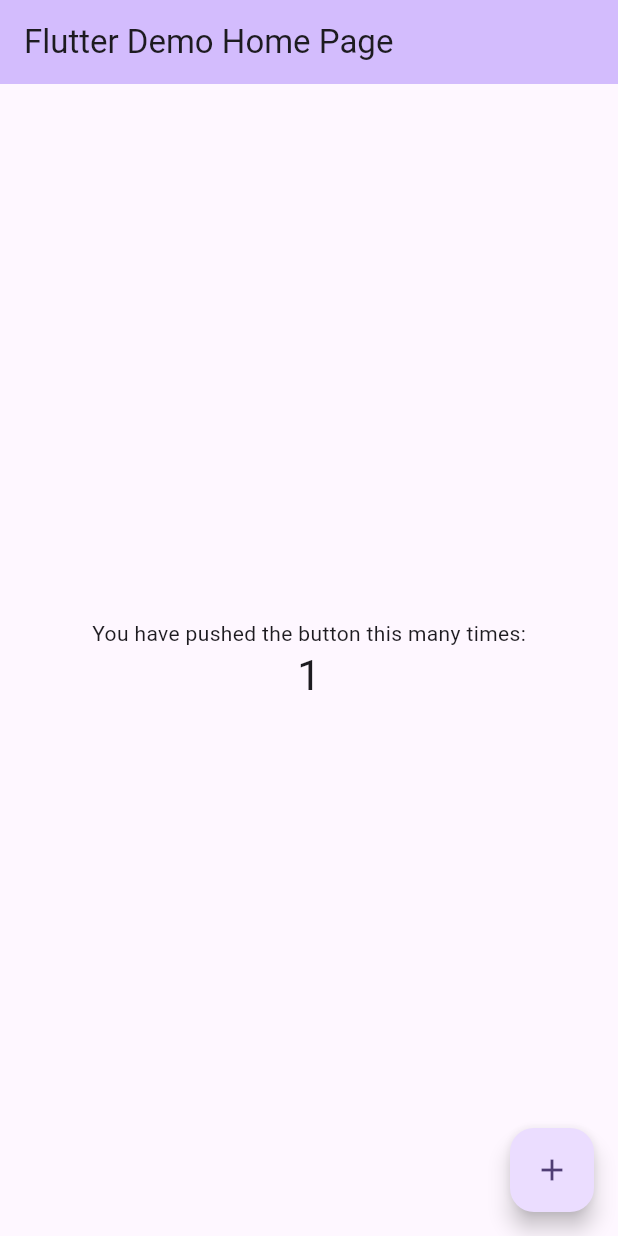
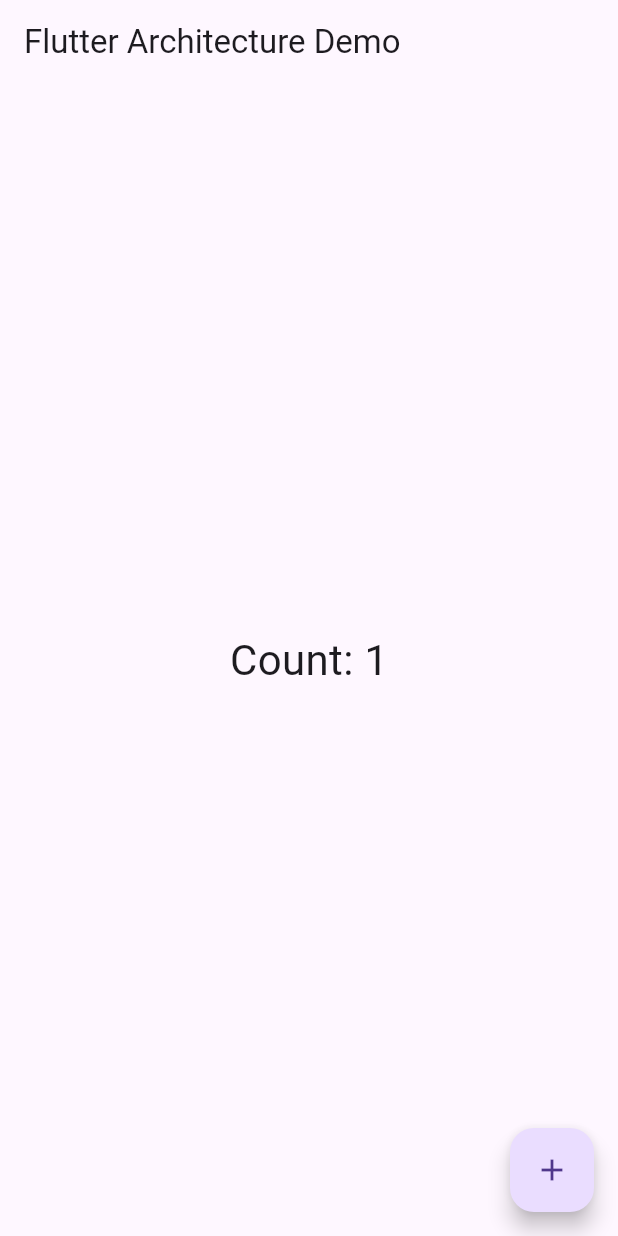
Before and after one commit to kalviumcommunity/s82-loyaltylite-flutter-firebase, a Flutter app: the screen it shows after launch, after a tap on the "add" icon, on a phone screen of 412 x 824 dp. Run offline on Flutter 3.47's test engine with Material 3 defaults, Android fonts, the phone set to English and light mode, and no system bars.

```diff
--- a/lib/main.dart
+++ b/lib/main.dart
@@ -4,117 +4,48 @@
   runApp(const MyApp());
 }
 
+// Stateless Widget (App Structure)
 class MyApp extends StatelessWidget {
   const MyApp({super.key});
 
-  // This widget is the root of your application.
   @override
   Widget build(BuildContext context) {
-    return MaterialApp(
-      title: 'Flutter Demo',
-      theme: ThemeData(
-        // This is the theme of your application.
-        //
-        // TRY THIS: Try running your application with "flutter run". You'll see
-        // the application has a purple toolbar. Then, without quitting the app,
-        // try changing the seedColor in the colorScheme below to Colors.green
-        // and then invoke "hot reload" (save your changes or press the "hot
-        // reload" button in a Flutter-supported IDE, or press "r" if you used
-        // the command line to start the app).
-        //
-        // Notice that the counter didn't reset back to zero; the application
-        // state is not lost during the reload. To reset the state, use hot
-        // restart instead.
-        //
-        // This works for code too, not just values: Most code changes can be
-        // tested with just a hot reload.
-        colorScheme: .fromSeed(seedColor: Colors.deepPurple),
-      ),
-      home: const MyHomePage(title: 'Flutter Demo Home Page'),
+    return const MaterialApp(
+      debugShowCheckedModeBanner: false,
+      home: CounterScreen(),
     );
   }
 }
 
-class MyHomePage extends StatefulWidget {
-  const MyHomePage({super.key, required this.title});
-
-  // This widget is the home page of your application. It is stateful, meaning
-  // that it has a State object (defined below) that contains fields that affect
-  // how it looks.
-
-  // This class is the configuration for the state. It holds the values (in this
-  // case the title) provided by the parent (in this case the App widget) and
-  // used by the build method of the State. Fields in a Widget subclass are
-  // always marked "final".
-
-  final String title;
+// Stateful Widget (Dynamic UI)
+class CounterScreen extends StatefulWidget {
+  const CounterScreen({super.key});
 
   @override
-  State<MyHomePage> createState() => _MyHomePageState();
+  State<CounterScreen> createState() => _CounterScreenState();
 }
 
-class _MyHomePageState extends State<MyHomePage> {
-  int _counter = 0;
+class _CounterScreenState extends State<CounterScreen> {
+  int count = 0;
 
-  void _incrementCounter() {
+  void increment() {
     setState(() {
-      // This call to setState tells the Flutter framework that something has
-      // changed in this State, which causes it to rerun the build method below
-      // so that the display can reflect the updated values. If we changed
-      // _counter without calling setState(), then the build method would not be
-      // called again, and so nothing would appear to happen.
-      _counter++;
+      count++;
     });
   }
 
   @override
   Widget build(BuildContext context) {
-    // This method is rerun every time setState is called, for instance as done
-    // by the _incrementCounter method above.
-    //
-    // The Flutter framework has been optimized to make rerunning build methods
-    // fast, so that you can just rebuild anything that needs updating rather
-    // than having to individually change instances of widgets.
     return Scaffold(
-      appBar: AppBar(
-        // TRY THIS: Try changing the color here to a specific color (to
-        // Colors.amber, perhaps?) and trigger a hot reload to see the AppBar
-        // change color while the other colors stay the same.
-        backgroundColor: Theme.of(context).colorScheme.inversePrimary,
-        // Here we take the value from the MyHomePage object that was created by
-        // the App.build method, and use it to set our appbar title.
-        title: Text(widget.title),
-      ),
+      appBar: AppBar(title: const Text("Flutter Architecture Demo")),
       body: Center(
-        // Center is a layout widget. It takes a single child and positions it
-        // in the middle of the parent.
-        child: Column(
-          // Column is also a layout widget. It takes a list of children and
-          // arranges them vertically. By default, it sizes itself to fit its
-          // children horizontally, and tries to be as tall as its parent.
-          //
-          // Column has various properties to control how it sizes itself and
-          // how it positions its children. Here we use mainAxisAlignment to
-          // center the children vertically; the main axis here is the vertical
-          // axis because Columns are vertical (the cross axis would be
-          // horizontal).
-          //
-          // TRY THIS: Invoke "debug painting" (choose the "Toggle Debug Paint"
-          // action in the IDE, or press "p" in the console), to see the
-          // wireframe for each widget.
-          mainAxisAlignment: .center,
-          children: [
-            const Text('You have pushed the button this many times:'),
-            Text(
-              '$_counter',
-              style: Theme.of(context).textTheme.headlineMedium,
-            ),
-          ],
+        child: Text(
+          "Count: $count",
+          style: const TextStyle(fontSize: 28),
         ),
       ),
       floatingActionButton: FloatingActionButton(
-        onPressed: _incrementCounter,
-        tooltip: 'Increment',
+        onPressed: increment,
         child: const Icon(Icons.add),
       ),
     );
```
Also changed, not shown: 1 other file.
